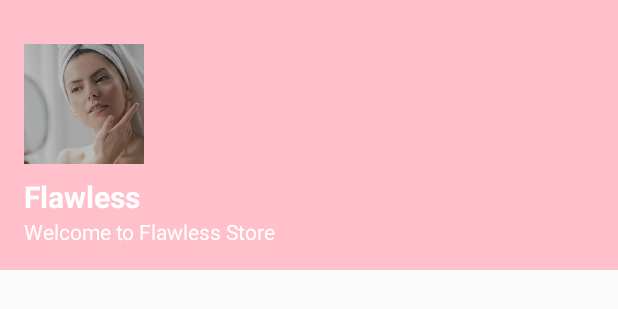
After one commit to supekarsuraj/Book-My-Parking, an Android app built with Jetpack Compose: the layout nav_header.xml on its own in the app's theme, with its tools: preview values and no code run, on a phone screen of 412 x 824 dp. The commit adds this screen. Shown: the top 309 px of the screen. Run offline under Robolectric (Android 15) with nearby library versions, the phone set to English and light mode, and no system bars.

Commit message:
layouts-Change
layouts-Change

```diff
--- /dev/null
+++ b/app/src/main/res/layout/nav_header.xml
@@ -0,0 +1,36 @@
+<?xml version="1.0" encoding="utf-8"?>
+<LinearLayout
+    xmlns:android="http://schemas.android.com/apk/res/android"
+    android:layout_width="match_parent"
+    android:layout_height="180dp"
+    android:background="@color/baby_pink"
+    android:gravity="bottom"
+    android:orientation="vertical"
+    android:padding="16dp"
+    android:theme="@style/ThemeOverlay.AppCompat.Dark">
+
+    <ImageView
+        android:layout_width="80dp"
+        android:layout_height="80dp"
+        android:src="@drawable/homepage_main_image"
+        android:scaleType="centerCrop" />
+
+    <TextView
+        android:layout_width="match_parent"
+        android:layout_height="wrap_content"
+        android:layout_marginTop="8dp"
+        android:text="Flawless"
+        android:textAppearance="@style/TextAppearance.AppCompat.Body1"
+        android:textColor="@android:color/white"
+        android:textSize="20sp"
+        android:textStyle="bold" />
+
+    <TextView
+        android:id="@+id/tvUserEmail"
+        android:layout_width="wrap_content"
+        android:layout_height="wrap_content"
+        android:text="Welcome to Flawless Store"
+        android:textColor="@android:color/white"
+        android:textSize="14sp" />
+
+</LinearLayout>
```
Also changed, not shown: app/src/main/java/com/example/bookmyparking/Home/homePage.kt (+126 -40 lines), app/src/main/res/drawable/pinkbtn_botder.xml (added, +8 -0 lines), app/src/main/res/layout/navigation_drawer_layout.xml (added, +25 -0 lines), app/src/main/res/menu/nav_menu.xml (added, +63 -0 lines).
